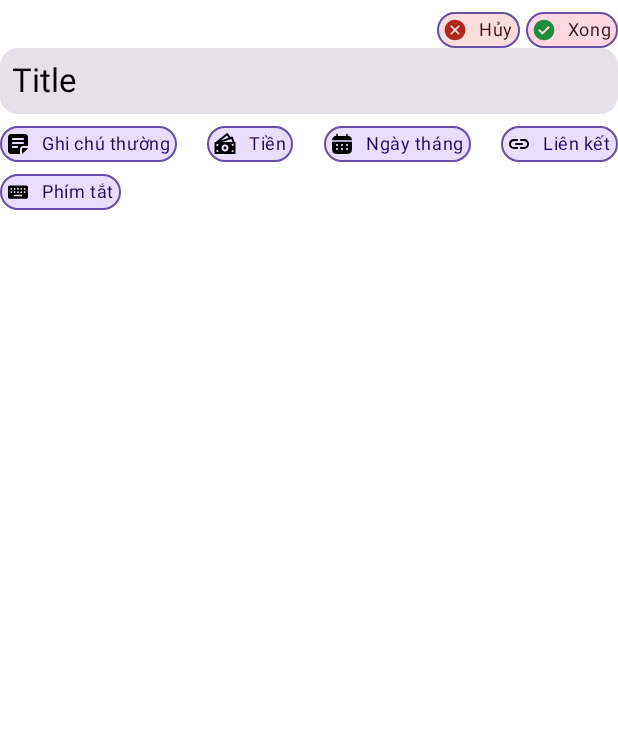
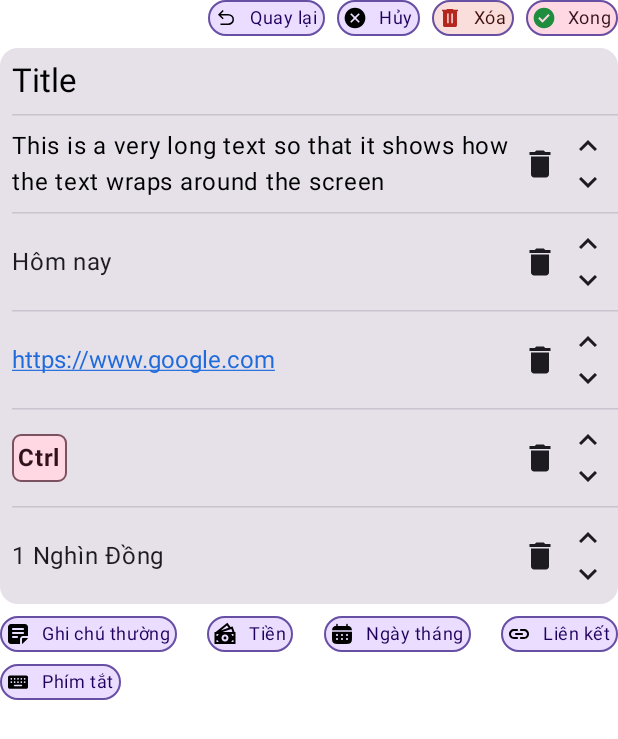
Before and after one commit to LuongManhLinh/QuickNote, an Android app built with Jetpack Compose: the @Preview function Preview, on a phone screen of 412 x 824 dp. Shown: the top 739 px of the screen. Run offline under Robolectric (Android 15) with nearby library versions, the light colour scheme and no system bars.

Commit message:
Change Delete and Custom Note

```diff
--- /dev/null
+++ b/app/src/main/java/com/example/quicknote/ui/custom/CustomTextField.kt
@@ -0,0 +1,33 @@
+package com.example.quicknote.ui.custom
+
+import androidx.compose.foundation.text.BasicTextField
+import androidx.compose.material3.MaterialTheme
+import androidx.compose.material3.Text
+import androidx.compose.runtime.Composable
+import androidx.compose.ui.Modifier
+import androidx.compose.ui.graphics.Color
+import androidx.compose.ui.text.TextStyle
+
+@Composable
+fun CustomTextField(
+    modifier: Modifier = Modifier,
+    value: String,
+    onValueChanged: (String) -> Unit,
+    textStyle: TextStyle = MaterialTheme.typography.bodyLarge,
+    placeholder: String = ""
+) {
+    BasicTextField(
+        modifier = modifier,
+        value = value,
+        onValueChange = onValueChanged,
+        textStyle = textStyle,
+        decorationBox = { innerTextField ->
+            if (value.isEmpty()) {
+                Text(
+                    text = placeholder,
+                    style = textStyle.copy(color = Color.Gray))
+            }
+            innerTextField()
+        }
+    )
+}
--- a/app/src/main/java/com/example/quicknote/ui/mainscreen/NoteItem.kt
+++ b/app/src/main/java/com/example/quicknote/ui/mainscreen/NoteItem.kt
@@ -45,6 +45,7 @@ internal fun NoteItem(
     note: Note
 ) {
     val context = LocalContext.current
+
     Card(modifier = modifier) {
         Column(
             modifier = Modifier
@@ -105,8 +106,6 @@ internal fun NoteItem(
                             unit = MoneyUnit.K
                         )
                     }
-
-
                 }
             }
         }
--- a/app/src/main/java/com/example/quicknote/ui/mainscreen/NoteItemEdit.kt
+++ b/app/src/main/java/com/example/quicknote/ui/mainscreen/NoteItemEdit.kt
@@ -1,12 +1,10 @@
 package com.example.quicknote.ui.mainscreen
 
-import android.util.Log
 import androidx.annotation.DrawableRes
 import androidx.compose.foundation.BorderStroke
 import androidx.compose.foundation.clickable
 import androidx.compose.foundation.isSystemInDarkTheme
 import androidx.compose.foundation.layout.Arrangement
-import androidx.compose.foundation.layout.Box
 import androidx.compose.foundation.layout.Column
 import androidx.compose.foundation.layout.ExperimentalLayoutApi
 import androidx.compose.foundation.layout.FlowRow
@@ -18,10 +16,11 @@ import androidx.compose.foundation.layout.size
 import androidx.compose.foundation.lazy.LazyRow
 import androidx.compose.foundation.lazy.items
 import androidx.compose.foundation.shape.RoundedCornerShape
-import androidx.compose.foundation.text.BasicTextField
 import androidx.compose.material.icons.Icons
-import androidx.compose.material.icons.filled.Cancel
-import androidx.compose.material.icons.filled.CheckCircle
+import androidx.compose.material.icons.filled.Delete
+import androidx.compose.material.icons.filled.KeyboardArrowDown
+import androidx.compose.material.icons.filled.KeyboardArrowUp
+import androidx.compose.material.icons.filled.Menu
 import androidx.compose.material3.Card
 import androidx.compose.material3.CardDefaults
 import androidx.compose.material3.DatePicker
@@ -30,21 +29,16 @@ import androidx.compose.material3.ExperimentalMaterial3Api
 import androidx.compose.material3.HorizontalDivider
 import androidx.compose.material3.Icon
 import androidx.compose.material3.MaterialTheme
-import androidx.compose.material3.OutlinedTextField
 import androidx.compose.material3.Text
 import androidx.compose.material3.TextButton
-import androidx.compose.material3.TextField
 import androidx.compose.material3.rememberDatePickerState
 import androidx.compose.runtime.Composable
-import androidx.compose.runtime.LaunchedEffect
 import androidx.compose.runtime.getValue
 import androidx.compose.runtime.mutableStateOf
 import androidx.compose.runtime.remember
 import androidx.compose.runtime.setValue
 import androidx.compose.ui.Alignment
 import androidx.compose.ui.Modifier
-import androidx.compose.ui.focus.FocusRequester
-import androidx.compose.ui.focus.focusRequester
 import androidx.compose.ui.graphics.Color
 import androidx.compose.ui.res.colorResource
 import androidx.compose.ui.res.dimensionResource
@@ -59,6 +53,7 @@ import com.example.quicknote.data.entity.Key
 import com.example.quicknote.data.entity.Note
 import com.example.quicknote.data.entity.NoteContent
 import com.example.quicknote.data.entity.NoteContentPresentation
+import com.example.quicknote.ui.custom.CustomTextField
 import com.example.quicknote.ui.theme.QuickNoteTheme
 import java.time.LocalDate
 import java.time.format.DateTimeFormatter
@@ -69,25 +64,29 @@ internal fun NoteItemEdit(
     modifier: Modifier = Modifier,
     note: Note,
     noteIdx: Int,
-    contentIdxToFocus: Int,
     onNoteChanged: (Note, Int) -> Unit,
     notePresentationList: List<NoteContentPresentation>,
     onNoteContentAdded: (Int, Int) -> Unit,
+    onNoteEditingUndo: (Int) -> Unit,
     onNoteEditingCancel: (Int) -> Unit,
-    onNoteEditingDone: (Int) -> Unit
+    onNoteEditingDelete: (Int) -> Unit,
+    onNoteEditingDone: (Int) -> Unit,
 ) {
     Column(
         modifier = modifier
     ) {
         NoteItemEditTopButtons(
-            modifier = Modifier.align(Alignment.End),
+            modifier = Modifier
+                .align(Alignment.End)
+                .padding(bottom = dimensionResource(R.dimen.small)),
+            onUndo = { onNoteEditingUndo(noteIdx) },
             onCancelled = { onNoteEditingCancel(noteIdx) },
+            onDelete = { onNoteEditingDelete(noteIdx) },
             onDone = { onNoteEditingDone(noteIdx) }
         )
         NoteItemEditContent(
             modifier = Modifier.fillMaxWidth(),
             note = note,
-            contentIdxToFocus = contentIdxToFocus,
             onNoteChanged = { onNoteChanged(it, noteIdx) }
         )
         NoteItemEditBottomButtons(
@@ -103,25 +102,21 @@ internal fun NoteItemEdit(
 private fun NoteItemEditContent(
     modifier: Modifier = Modifier,
     note: Note,
-    contentIdxToFocus: Int,
     onNoteChanged: (Note) -> Unit,
 ) {
-    val focusRequester = remember { FocusRequester() }
-
     Card(
         modifier = modifier
     ) {
         Column(
             modifier = Modifier
-                .padding(dimensionResource(R.dimen.small)),
+                .padding(
+                    top = dimensionResource(R.dimen.small),
+                    bottom = dimensionResource(R.dimen.small),
+                    start = dimensionResource(R.dimen.small)
+                ),
             verticalArrangement = Arrangement.Center,
         ) {
             NoteTitleEdit(
-                modifier = if (contentIdxToFocus < 0) {
-                    Modifier.focusRequester(focusRequester)
-                } else {
-                    Modifier
-                },
                 title = note.title,
                 onTitleChanged = { title ->
                     onNoteChanged(note.copy(title = title))
@@ -129,25 +124,101 @@ private fun NoteItemEditContent(
             )
 
             note.contents.forEachIndexed { idx, content ->
+                HorizontalDivider(Modifier.padding(vertical = dimensionResource(R.dimen.small)))
+                Row(
+                    verticalAlignment = Alignment.CenterVertically
+                ) {
+                    NoteItemEditMainContent(
+                        modifier = Modifier.weight(1f),
+                        note = note,
+                        contentIdx = idx,
+                        content = content,
+                        onNoteChanged = onNoteChanged
+                    )
 
-                HorizontalDivider(Modifier.padding(vertical = dimensionResource(R.dimen.small)))
-                Box(
-                    modifier = if (idx == contentIdxToFocus) {
-                        Log.e("NoteItemEditContent", "Focus requested for idx: $idx")
-                        Modifier.focusRequester(focusRequester)
-                    } else {
-                        Modifier
+                    Row(
+                        modifier = Modifier.padding(
+                            start = dimensionResource(R.dimen.tiny),
+                            end = dimensionResource(R.dimen.small)
+                        ),
+                        verticalAlignment = Alignment.CenterVertically
+                    ) {
+                        Icon(
+                            imageVector = Icons.Default.Delete,
+                            contentDescription = null,
+                            modifier = Modifier.clickable {
+                                onNoteChanged(
+                                    note.copy(
+                                        contents = note.contents.toMutableList().apply {
+                                            removeAt(idx)
                                         }
+                                    )
+                                )
+                            }
+                        )
+                        Spacer(Modifier.padding(horizontal = dimensionResource(R.dimen.tiny)))
+                        Column {
+                            Icon(
+                                imageVector = Icons.Default.KeyboardArrowUp,
+                                contentDescription = null,
+                                modifier = Modifier.clickable {
+                                    if (idx > 0) {
+                                        onNoteChanged(
+                                            note.copy(
+                                                contents = note.contents.toMutableList().apply {
+                                                    val temp = this[idx]
+                                                    this[idx] = this[idx - 1]
+                                                    this[idx - 1] = temp
+                                                }
+                                            )
+                                        )
+                                    }
+                                }
+                            )
+                            Icon(
+                                imageVector = Icons.Default.KeyboardArrowDown,
+                                contentDescription = null,
+                                modifier = Modifier.clickable {
+                                    if (idx < note.contents.size - 1) {
+                                        onNoteChanged(
+                                            note.copy(
+                                                contents = note.contents.toMutableList().apply {
+                                                    val temp = this[idx]
+                                                    this[idx] = this[idx + 1]
+                                                    this[idx + 1] = temp
+                                                }
+                                            )
+                                        )
+                                    }
+                                }
+                            )
+                        }
+                    }
+
+                }
+            }
+        }
+    }
+}
+
+@Composable
+private fun NoteItemEditMainContent(
+    modifier: Modifier = Modifier,
+    note: Note,
+    contentIdx: Int,
+    content: NoteContent,
+    onNoteChanged: (Note) -> Unit
 ) {
     when (content) {
         is NoteContent.Text -> {
             NoteContentTextEdit(
+                modifier = modifier,
                 text = content.text,
                 onTextChanged = { text ->
                     onNoteChanged(
                         note.copy(
                             contents = note.contents.toMutableList().apply {
-                                                this[idx] = content.copy(text = text)
+                                this[contentIdx] = content.copy(text = text)
                             }
                         )
                     )
@@ -157,12 +228,13 @@ private fun NoteItemEditContent(
 
         is NoteContent.Datetime -> {
             NoteContentDatetimeEdit(
+                modifier = modifier,
                 datetime = content.datetime,
                 onDatetimeChanged = {
                     onNoteChanged(
                         note.copy(
                             contents = note.contents.toMutableList().apply {
-                                                this[idx] = content.copy(datetime = it)
+                                this[contentIdx] = content.copy(datetime = it)
                             }
                         )
                     )
@@ -172,18 +244,20 @@ private fun NoteItemEditContent(
 
         is NoteContent.KeyCombination -> {
             NoteContentKeyCombinationEdit(
+                modifier = modifier,
                 combination = content.combination
             )
         }
 
         is NoteContent.Link -> {
             NoteContentLinkEdit(
+                modifier = modifier,
                 link = content.url,
                 onLinkChanged = { link ->
                     onNoteChanged(
                         note.copy(
                             contents = note.contents.toMutableList().apply {
-                                                this[idx] = content.copy(url = link)
+                                this[contentIdx] = content.copy(url = link)
                             }
                         )
                     )
@@ -193,21 +267,11 @@ private fun NoteItemEditContent(
 
         is NoteContent.Money -> {
             NoteContentMoneyEdit(
+                modifier = modifier,
                 amount = content.amount,
                 unit = MoneyUnit.K
             )
         }
-
-                    }
-                }
-
-            }
-        }
-    }
-
-    LaunchedEffect(note.contents.size) {
-        Log.e("NoteItemEditContent", "Requesting focus for idx: $contentIdxToFocus")
-        focusRequester.requestFocus()
     }
 }
 
@@ -224,6 +288,7 @@ private fun NoteItemEditBottomButtons(
     ) {
         notePresentationList.forEachIndexed { idx, presentation ->
             EditActionButton(
+                modifier = Modifier.padding(top = dimensionResource(R.dimen.small)),
                 onClick = { onTypeIdClicked(idx) },
                 iconId = presentation.iconId,
                 text = presentation.text
@@ -236,7 +301,9 @@ private fun NoteItemEditBottomButtons(
 @Composable
 private fun NoteItemEditTopButtons(
     modifier: Modifier = Modifier,
+    onUndo: () -> Unit,
     onCancelled: () -> Unit,
+    onDelete: () -> Unit,
     onDone: () -> Unit,
 ) {
     Row(
@@ -244,13 +311,25 @@ private fun NoteItemEditTopButtons(
         verticalAlignment = Alignment.CenterVertically
     ) {
         EditActionButton(
+            onClick = onUndo,
+            iconId = R.drawable.ic_undo,
+            text = stringResource(R.string.undo),
+        )
+        Spacer(Modifier.padding(horizontal = dimensionResource(R.dimen.tiny)))
+        EditActionButton(
             onClick = onCancelled,
             iconId = R.drawable.ic_cancel,
             text = stringResource(R.string.cancel),
+        )
+        Spacer(Modifier.padding(horizontal = dimensionResource(R.dimen.tiny)))
+        EditActionButton(
+            onClick = onDelete,
+            iconId = R.drawable.ic_delete,
+            text = stringResource(R.string.delete),
             iconTint = MaterialTheme.colorScheme.error,
             containerColor = MaterialTheme.colorScheme.errorContainer
         )
-        Spacer(Modifier.padding(horizontal = dimensionResource(R.dimen.very_tiny)))
+        Spacer(Modifier.padding(horizontal = dimensionResource(R.dimen.tiny)))
         EditActionButton(
             onClick = onDone,
             iconId = R.drawable.ic_done,
@@ -275,9 +354,7 @@ private fun EditActionButton(
     containerColor: Color = MaterialTheme.colorScheme.primaryContainer,
 ) {
     Card(
-        modifier = modifier.padding(
-            top = dimensionResource(R.dimen.small)
-        ),
+        modifier = modifier,
         colors = CardDefaults.cardColors(
             containerColor = containerColor
         ),
@@ -313,19 +390,12 @@ private fun NoteTitleEdit(
     title: String,
     onTitleChanged: (String) -> Unit
 ) {
-    BasicTextField(
+    CustomTextField(
         modifier = modifier,
         value = title,
-        onValueChange = onTitleChanged,
+        onValueChanged = onTitleChanged,
         textStyle = MaterialTheme.typography.titleLarge,
-        decorationBox = { innerTextField ->
-            if (title.isEmpty()) {
-                Text(
-                    text = "Nhập tiêu đề",
-                    style = MaterialTheme.typography.titleLarge.copy(color = Color.Gray))
-            }
-            innerTextField()
-        }
+        placeholder = stringResource(R.string.title_placeholder)
     )
 
 }
@@ -337,11 +407,12 @@ private fun NoteContentTextEdit(
     text: String,
     onTextChanged: (String) -> Unit
 ) {
-    BasicTextField(
+    CustomTextField(
         modifier = modifier,
         value = text,
-        onValueChange = onTextChanged,
-        textStyle = MaterialTheme.typography.bodyLarge
+        onValueChanged = onTextChanged,
+        textStyle = MaterialTheme.typography.bodyLarge,
+        placeholder = stringResource(R.string.text_placeholder)
     )
 }
 
@@ -497,10 +568,10 @@ private fun NoteContentLinkEdit(
     link: String,
     onLinkChanged: (String) -> Unit
 ) {
-    BasicTextField(
+    CustomTextField(
         modifier = modifier,
         value = link,
-        onValueChange = onLinkChanged,
+        onValueChanged = onLinkChanged,
         textStyle = TextStyle(
             color = if (isSystemInDarkTheme()) {
                 colorResource(R.color.link_on_dark)
@@ -562,12 +633,22 @@ private fun NoteContentMoneyEdit(
 private fun Preview() {
     QuickNoteTheme {
         NoteItemEdit(
-            note = Note(title = "Title"),
+            note = Note(
+                title = "Title",
+                contents = listOf(
+                    NoteContent.Text("This is a very long text so that it shows how the text wraps around the screen"),
+                    NoteContent.Datetime(LocalDate.now()),
+                    NoteContent.Link("https://www.google.com"),
+                    NoteContent.KeyCombination(listOf(Key.KeyText("Ctrl"))),
+                    NoteContent.Money(1000u)
+                )
+            ),
             noteIdx = 0,
-            contentIdxToFocus = 0,
             onNoteContentAdded = {_, _ -> },
             notePresentationList = NoteContentPresentation.allTypes,
             onNoteChanged = {_, _ ->},
+            onNoteEditingUndo = {},
+            onNoteEditingDelete = {},
             onNoteEditingCancel = {},
             onNoteEditingDone = {}
         )
--- /dev/null
+++ b/app/src/main/res/drawable/ic_delete.xml
@@ -0,0 +1,9 @@
+<vector xmlns:android="http://schemas.android.com/apk/res/android"
+    android:width="48dp"
+    android:height="48dp"
+    android:viewportWidth="960"
+    android:viewportHeight="960">
+  <path
+      android:pathData="M261,840q-24,0 -42,-18t-18,-42v-570h-41v-60h188v-30h264v30h188v60h-41v570q0,24 -18,42t-42,18L261,840ZM367,694h60v-399h-60v399ZM533,694h60v-399h-60v399Z"
+      android:fillColor="#000000"/>
+</vector>
--- /dev/null
+++ b/app/src/main/res/drawable/ic_undo.xml
@@ -0,0 +1,9 @@
+<vector xmlns:android="http://schemas.android.com/apk/res/android"
+    android:width="48dp"
+    android:height="48dp"
+    android:viewportWidth="960"
+    android:viewportHeight="960">
+  <path
+      android:pathData="M259,760v-60h310q70,0 120.5,-46.5T740,538q0,-69 -50.5,-115.5T569,376L274,376l114,114 -42,42 -186,-186 186,-186 42,42 -114,114h294q95,0 163.5,64T800,538q0,94 -68.5,158T568,760L259,760Z"
+      android:fillColor="#000000"/>
+</vector>
--- a/app/src/main/res/values/strings.xml
+++ b/app/src/main/res/values/strings.xml
@@ -15,4 +15,9 @@
     <string name="cancel">Hủy</string>
 
     <string name="unable_to_open_link">Không thể mở liên kết</string>
+
+    <string name="title_placeholder">Nhập tiêu đề</string>
+    <string name="text_placeholder">Nhập ghi chú</string>
+    <string name="delete">Xóa</string>
+    <string name="undo">Quay lại</string>
 </resources>
```
Also changed, not shown: app/src/main/java/com/example/quicknote/MainActivity.kt (+0 -8 lines), app/src/main/java/com/example/quicknote/ui/mainscreen/MainScreen.kt (+23 -13 lines), app/src/main/java/com/example/quicknote/ui/mainscreen/MainScreenViewModel.kt (+18 -14 lines), app/src/main/java/com/example/quicknote/ui/mainscreen/NoteList.kt (+28 -4 lines), 2 other files. Lines whose indentation alone changed are shown as unchanged.
